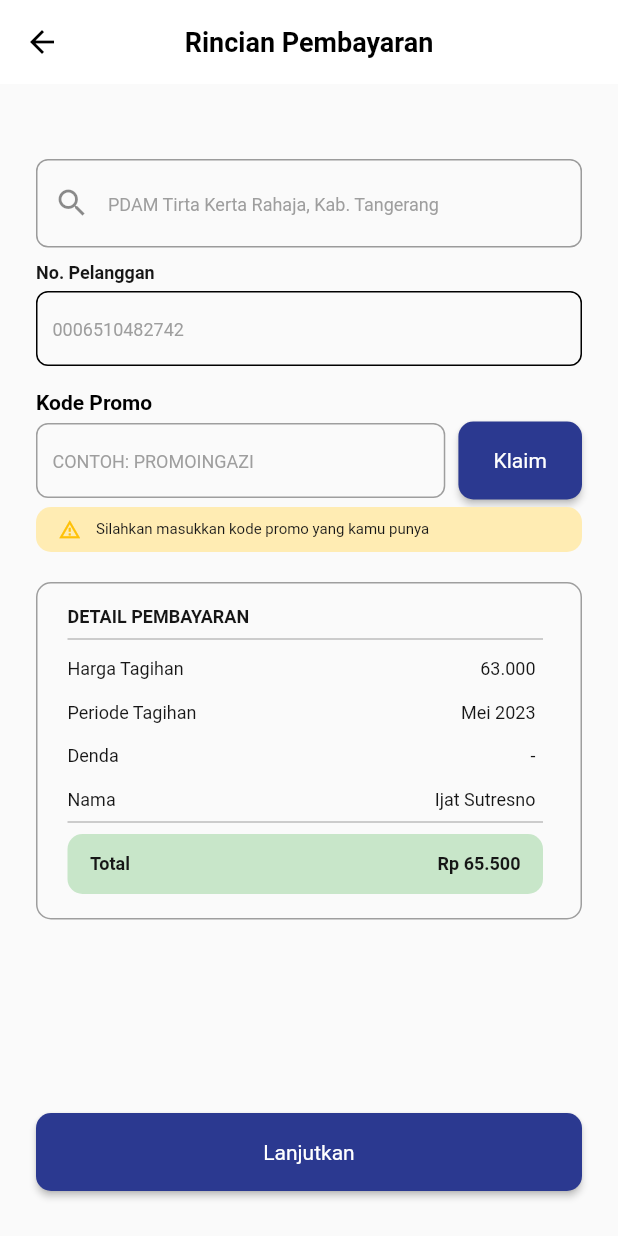
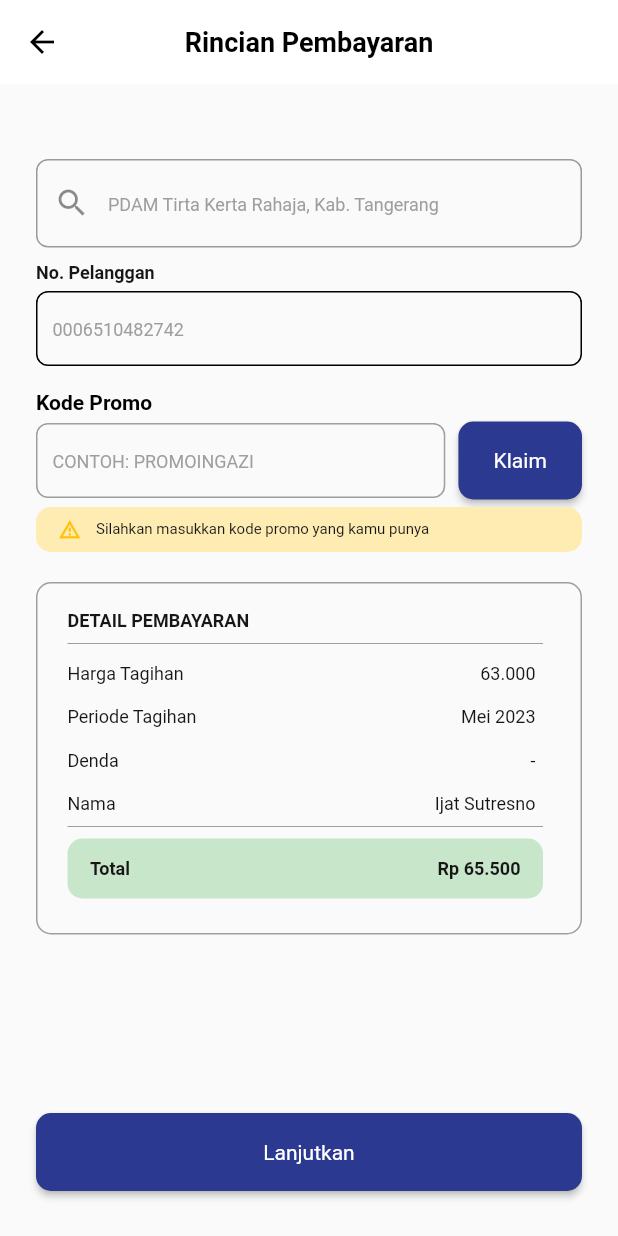
Before and after one commit to Kelompok10Capstone/Flutter_2023, a Flutter app: the PaymentDetailPdam screen opened directly, on a phone screen of 412 x 824 dp. Run offline on Flutter 3.47's test engine with Material 2 defaults, Android fonts, the phone set to English and light mode, and no system bars; our stand-ins replace google_fonts, pinput, shared_preferences, supercharged; accounts and stored records are empty.

Commit message:
edit feature pdam

```diff
--- a/capstone_flutter/lib/view/screen/pdam_screen/payment_detail_screen.dart
+++ b/capstone_flutter/lib/view/screen/pdam_screen/payment_detail_screen.dart
@@ -180,7 +180,7 @@ class _PaymentDetailPdamState extends State<PaymentDetailPdam> {
               ),
               Container(
                 width: MediaQuery.of(context).size.width,
-                height: 225,
+                height: 235,
                 decoration: BoxDecoration(
                   borderRadius: BorderRadius.circular(10),
                   border: Border.all(color: Colors.grey),
@@ -189,6 +189,7 @@ class _PaymentDetailPdamState extends State<PaymentDetailPdam> {
                   padding: const EdgeInsets.only(
                       left: 10, top: 15, bottom: 15, right: 15),
                   child: Column(
+                    mainAxisAlignment: MainAxisAlignment.center,
                     crossAxisAlignment: CrossAxisAlignment.start,
                     children: [
                       Padding(
@@ -332,7 +333,8 @@ class _PaymentDetailPdamState extends State<PaymentDetailPdam> {
         ),
       ),
       bottomNavigationBar: Padding(
-        padding: const EdgeInsets.only(bottom: 30, left: 24, right: 24),
+        padding:
+            const EdgeInsets.only(bottom: 30, left: 24, right: 24, top: 10),
         child: SizedBox(
           width: MediaQuery.of(context).size.width,
           height: 52,
--- a/capstone_flutter/lib/view/screen/pdam_screen/success_transaction_screen.dart
+++ b/capstone_flutter/lib/view/screen/pdam_screen/success_transaction_screen.dart
@@ -57,10 +57,11 @@ class SuccessTransaction extends StatelessWidget {
                     borderRadius: BorderRadius.circular(10),
                     border: Border.all(color: Colors.black)),
                 width: double.infinity,
-                height: 275,
+                height: 290,
                 child: Padding(
                   padding: const EdgeInsets.all(15),
                   child: Column(
+                    mainAxisAlignment: MainAxisAlignment.center,
                     crossAxisAlignment: CrossAxisAlignment.start,
                     children: [
                       Row(
```
